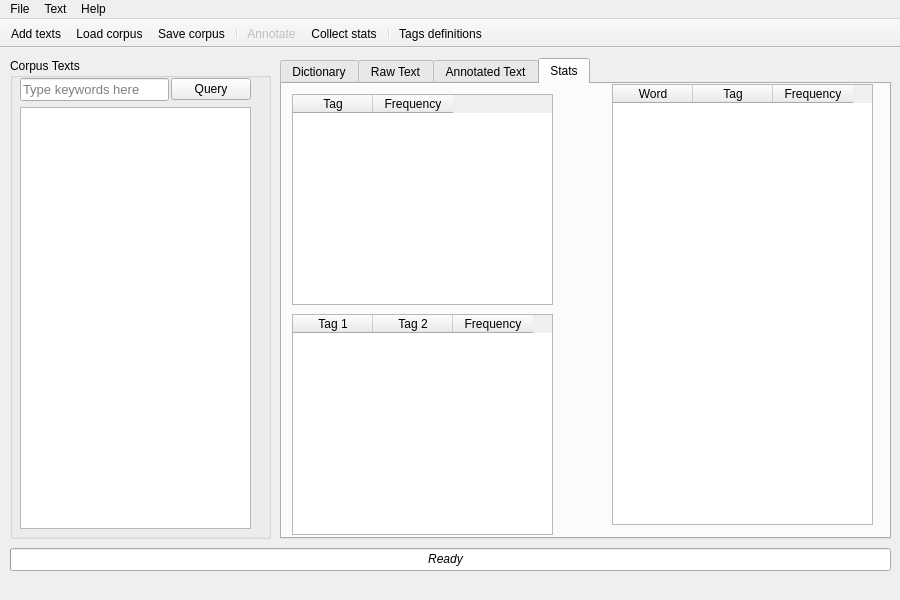
The window that App/app_window.ui (vladrrv/BSU-NLP) describes before a commit, drawn with Qt 5.
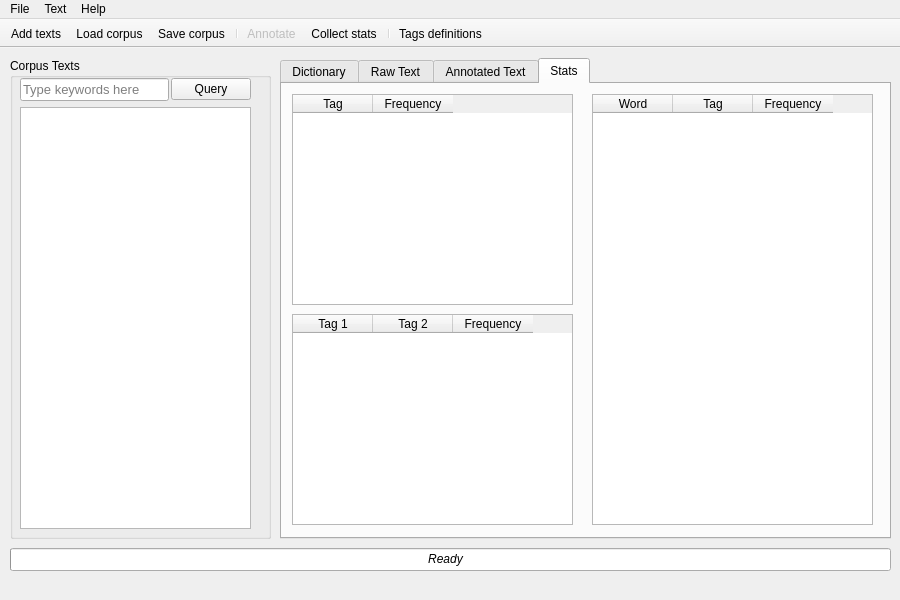
The same window after the commit. The open tabs and pages were chosen to show the change. Icons and pictures are not drawn.

Patch:
```diff
--- a/App/app_window.ui
+++ b/App/app_window.ui
@@ -620,7 +620,7 @@
        <rect>
         <x>10</x>
         <y>10</y>
-        <width>261</width>
+        <width>281</width>
         <height>211</height>
        </rect>
       </property>
@@ -659,10 +659,10 @@
      <widget class="QTableWidget" name="tw_stat_wt">
       <property name="geometry">
        <rect>
-        <x>330</x>
-        <y>0</y>
-        <width>261</width>
-        <height>441</height>
+        <x>310</x>
+        <y>10</y>
+        <width>281</width>
+        <height>431</height>
        </rect>
       </property>
       <property name="editTriggers">
@@ -707,8 +707,8 @@
        <rect>
         <x>10</x>
         <y>230</y>
-        <width>261</width>
-        <height>221</height>
+        <width>281</width>
+        <height>211</height>
        </rect>
       </property>
       <property name="editTriggers">
```
